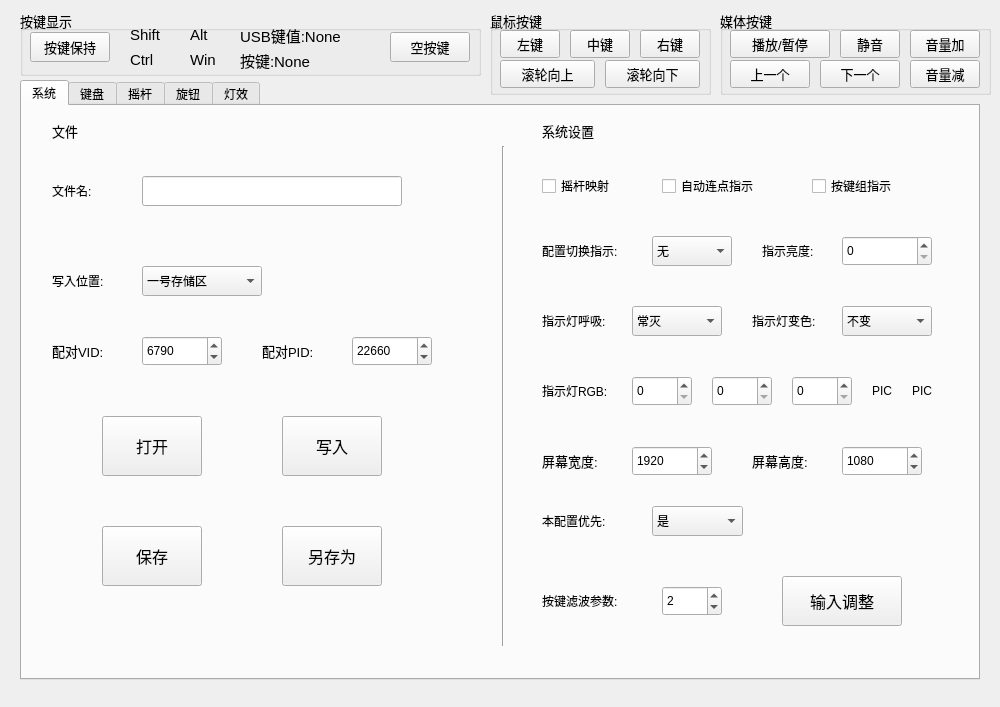
Old version of the form widget.ui in the repository mad0coding/Ethane-XVI-QT.
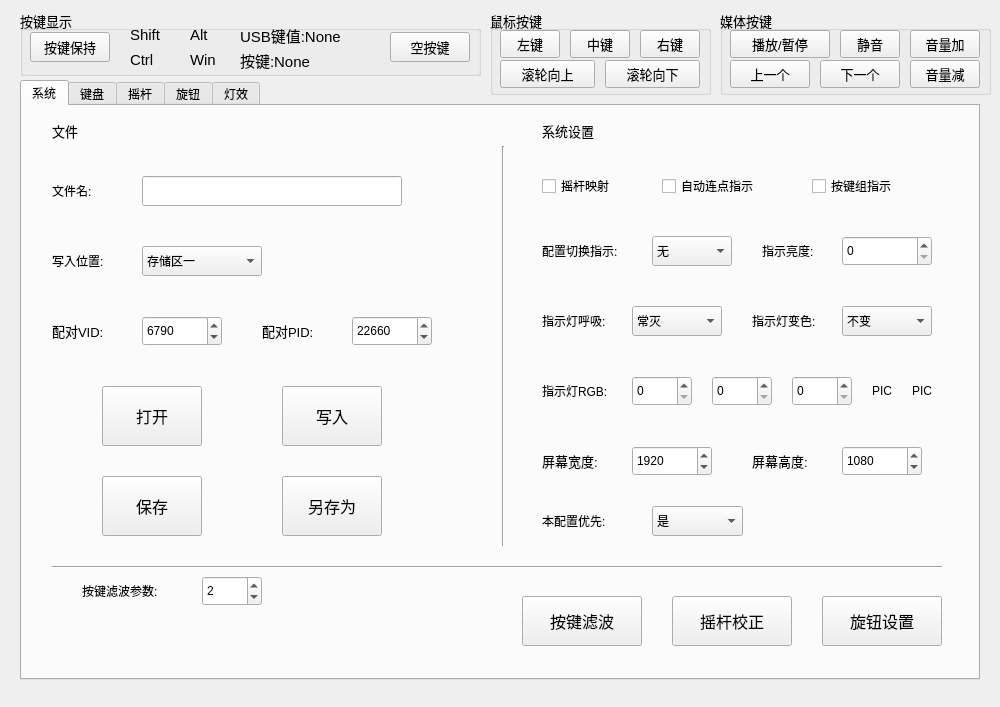
New version of the form. The open tabs and pages were chosen to show the change.

Diff of the .ui file:
```diff
--- a/widget.ui
+++ b/widget.ui
@@ -51,7 +51,7 @@
      <property name="geometry">
       <rect>
        <x>260</x>
-       <y>310</y>
+       <y>280</y>
        <width>100</width>
        <height>60</height>
       </rect>
@@ -72,7 +72,7 @@
      <property name="geometry">
       <rect>
        <x>80</x>
-       <y>310</y>
+       <y>280</y>
        <width>100</width>
        <height>60</height>
       </rect>
@@ -93,7 +93,7 @@
      <property name="geometry">
       <rect>
        <x>80</x>
-       <y>420</y>
+       <y>370</y>
        <width>100</width>
        <height>60</height>
       </rect>
@@ -114,7 +114,7 @@
      <property name="geometry">
       <rect>
        <x>260</x>
-       <y>420</y>
+       <y>370</y>
        <width>100</width>
        <height>60</height>
       </rect>
@@ -235,7 +235,7 @@
        <x>480</x>
        <y>40</y>
        <width>3</width>
-       <height>500</height>
+       <height>400</height>
       </rect>
      </property>
      <property name="focusPolicy">
@@ -363,7 +363,7 @@
      <property name="geometry">
       <rect>
        <x>30</x>
-       <y>160</y>
+       <y>140</y>
        <width>100</width>
        <height>30</height>
       </rect>
@@ -379,7 +379,7 @@
      <property name="geometry">
       <rect>
        <x>120</x>
-       <y>160</y>
+       <y>140</y>
        <width>120</width>
        <height>30</height>
       </rect>
@@ -389,7 +389,7 @@
      </property>
      <item>
       <property name="text">
-       <string>一号存储区</string>
+       <string>存储区一</string>
       </property>
      </item>
      <item>
@@ -652,7 +652,7 @@
      <property name="geometry">
       <rect>
        <x>120</x>
-       <y>230</y>
+       <y>210</y>
        <width>80</width>
        <height>30</height>
       </rect>
@@ -674,7 +674,7 @@
      <property name="geometry">
       <rect>
        <x>240</x>
-       <y>230</y>
+       <y>210</y>
        <width>81</width>
        <height>30</height>
       </rect>
@@ -695,7 +695,7 @@
      <property name="geometry">
       <rect>
        <x>330</x>
-       <y>230</y>
+       <y>210</y>
        <width>80</width>
        <height>30</height>
       </rect>
@@ -717,7 +717,7 @@
      <property name="geometry">
       <rect>
        <x>30</x>
-       <y>230</y>
+       <y>210</y>
        <width>81</width>
        <height>30</height>
       </rect>
@@ -737,8 +737,8 @@
     <widget class="QPushButton" name="Bt_get_adc">
      <property name="geometry">
       <rect>
-       <x>760</x>
-       <y>470</y>
+       <x>650</x>
+       <y>490</y>
        <width>120</width>
        <height>50</height>
       </rect>
@@ -752,7 +752,7 @@
       <enum>Qt::NoFocus</enum>
      </property>
      <property name="text">
-      <string>输入调整</string>
+      <string>摇杆校正</string>
      </property>
     </widget>
     <widget class="QSpinBox" name="spinBox_rgb_r">
@@ -944,8 +944,8 @@
     <widget class="QSpinBox" name="sBox_key_flt">
      <property name="geometry">
       <rect>
-       <x>640</x>
-       <y>480</y>
+       <x>180</x>
+       <y>470</y>
        <width>60</width>
        <height>30</height>
       </rect>
@@ -966,8 +966,8 @@
     <widget class="QLabel" name="label_62">
      <property name="geometry">
       <rect>
-       <x>520</x>
-       <y>480</y>
+       <x>60</x>
+       <y>470</y>
        <width>100</width>
        <height>30</height>
       </rect>
@@ -979,6 +979,61 @@
       <string>按键滤波参数:</string>
      </property>
     </widget>
+    <widget class="Line" name="line_7">
+     <property name="geometry">
+      <rect>
+       <x>30</x>
+       <y>460</y>
+       <width>890</width>
+       <height>3</height>
+      </rect>
+     </property>
+     <property name="orientation">
+      <enum>Qt::Horizontal</enum>
+     </property>
+    </widget>
+    <widget class="QPushButton" name="Bt_glb_ec_freq">
+     <property name="geometry">
+      <rect>
+       <x>800</x>
+       <y>490</y>
+       <width>120</width>
+       <height>50</height>
+      </rect>
+     </property>
+     <property name="font">
+      <font>
+       <pointsize>12</pointsize>
+      </font>
+     </property>
+     <property name="focusPolicy">
+      <enum>Qt::NoFocus</enum>
+     </property>
+     <property name="text">
+      <string>旋钮设置</string>
+     </property>
+    </widget>
+    <widget class="QPushButton" name="Bt_glb_key_flt">
+     <property name="geometry">
+      <rect>
+       <x>500</x>
+       <y>490</y>
+       <width>120</width>
+       <height>50</height>
+      </rect>
+     </property>
+     <property name="font">
+      <font>
+       <pointsize>12</pointsize>
+      </font>
+     </property>
+     <property name="focusPolicy">
+      <enum>Qt::NoFocus</enum>
+     </property>
+     <property name="text">
+      <string>按键滤波</string>
+     </property>
+    </widget>
    </widget>
    <widget class="QWidget" name="tab_k">
     <attribute name="title">
```
Left out of the diff: 23 changed lines with no effect on the pictures.
